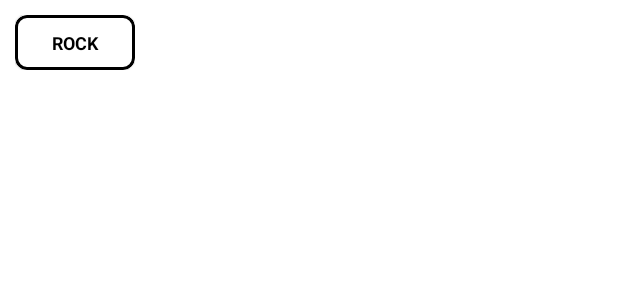
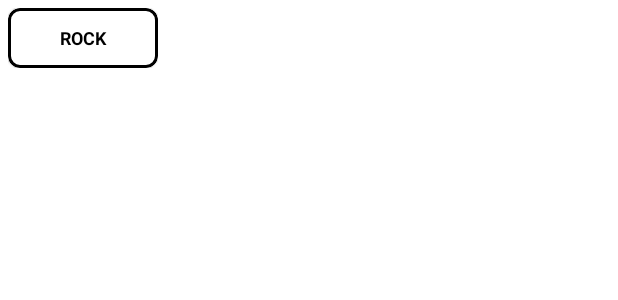
Before and after one commit to therealsanjeev/MusicWiki, an Android app: the layout single_item_layout.xml on its own in the app's theme, with its tools: preview values and no code run, on a phone screen of 412 x 824 dp. Shown: the top 300 px of the screen. Run offline under Robolectric (Android 15) with nearby library versions, the phone set to English and light mode, and no system bars; network calls fail.

Commit message:
:fire: mainActivity Finished

```diff
--- a/app/src/main/AndroidManifest.xml
+++ b/app/src/main/AndroidManifest.xml
@@ -4,6 +4,7 @@
 
     <uses-permission android:name="android.permission.INTERNET" />
     <uses-permission android:name="android.permission.ACCESS_NETWORK_STATE" />
+    <uses-permission android:name="android.permission.VIBRATE" />
 
     <application
         android:allowBackup="true"
--- a/app/src/main/res/drawable/ic_expansion_header_indicator_grey_24dp.xml
+++ b/app/src/main/res/drawable/start.xml
@@ -4,6 +4,7 @@
     android:autoMirrored="true"
     android:viewportWidth="24.0"
     android:viewportHeight="24.0"
+    android:tint="@color/black"
     >
 
 
--- a/app/src/main/res/layout/activity_main.xml
+++ b/app/src/main/res/layout/activity_main.xml
@@ -48,7 +48,7 @@
             android:layout_height="wrap_content"
             android:layout_marginStart="16dp"
             android:layout_width="wrap_content"
-            app:srcCompat="@drawable/ic_expansion_header_indicator_grey_24dp" />
+            app:srcCompat="@drawable/start" />
 
     </LinearLayout>
 
--- a/app/src/main/res/layout/single_item_layout.xml
+++ b/app/src/main/res/layout/single_item_layout.xml
@@ -2,7 +2,7 @@
 <LinearLayout xmlns:android="http://schemas.android.com/apk/res/android"
     android:layout_width="wrap_content"
     xmlns:app="http://schemas.android.com/apk/res-auto"
-    android:padding="10dp"
+    android:padding="5dp"
     android:orientation="vertical"
     android:layout_height="wrap_content">
     <com.google.android.material.card.MaterialCardView
@@ -13,15 +13,15 @@
         android:layout_width="match_parent"
         android:layout_height="wrap_content">
         <TextView
-            android:gravity="center_horizontal"
+            android:gravity="center"
             android:id="@+id/tag_name"
             android:textColor="@color/black"
-            android:padding="10dp"
+            android:padding="5dp"
             android:text="@string/rock"
             android:textSize="12sp"
             android:textStyle="bold"
-            android:layout_width="80dp"
-            android:layout_height="wrap_content"/>
+            android:layout_width="100dp"
+            android:layout_height="40dp"/>
     </com.google.android.material.card.MaterialCardView>
 
 
```
Also changed, not shown: app/src/main/java/com/therealsanjeev/musicwiki/MainActivity.kt (+30 -15 lines), app/src/main/res/drawable/down.xml (added, +10 -0 lines).
